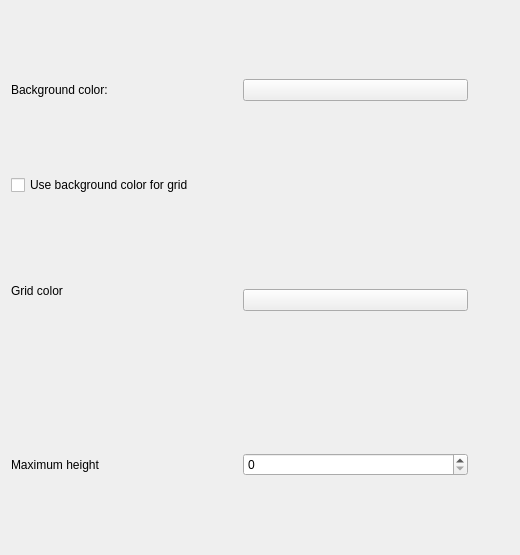
This is prefs_base.ui in Noughmad/Opeke as Qt 5 draws it before an edit. The edited form follows.
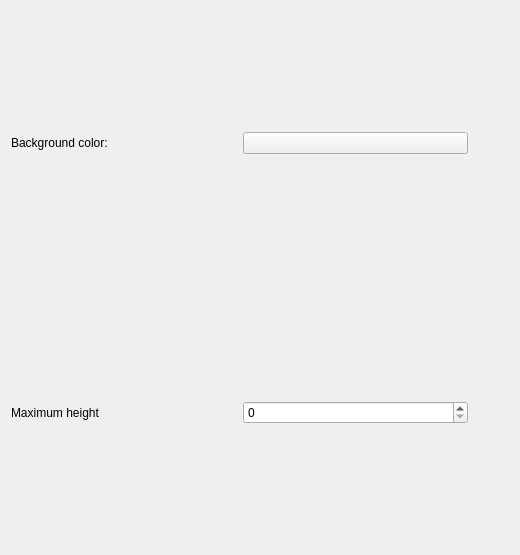
This is the edited form. Custom widgets are drawn as their Qt base class.

Patch:
```diff
--- a/prefs_base.ui
+++ b/prefs_base.ui
@@ -55,69 +55,7 @@
      </property>
     </spacer>
    </item>
-   <item row="1" column="0" colspan="2" >
-    <widget class="QCheckBox" name="kcfg_grid_back" >
-     <property name="text" >
-      <string>Use background color for grid</string>
-     </property>
-    </widget>
-   </item>
-   <item rowspan="2" row="1" column="2" >
-    <spacer>
-     <property name="orientation" >
-      <enum>Qt::Vertical</enum>
-     </property>
-     <property name="sizeHint" >
-      <size>
-       <width>20</width>
-       <height>40</height>
-      </size>
-     </property>
-    </spacer>
-   </item>
-   <item rowspan="2" row="2" column="0" >
-    <widget class="QLabel" name="textLabel2" >
-     <property name="text" >
-      <string>Grid color</string>
-     </property>
-     <property name="wordWrap" >
-      <bool>false</bool>
-     </property>
-    </widget>
-   </item>
-   <item row="3" column="1" >
-    <widget class="KColorButton" name="kcfg_col_grid" >
-     <property name="toolTip" >
-      <string>&lt;html>&lt;head>&lt;meta name="qrichtext" content="1" />&lt;style type="text/css">
-p, li { white-space: pre-wrap; }
-&lt;/style>&lt;/head>&lt;body style=" font-family:'Arial'; font-size:12pt; font-weight:400; font-style:normal;">
-&lt;p style=" margin-top:0px; margin-bottom:0px; margin-left:0px; margin-right:0px; -qt-block-indent:0; text-indent:0px;">Choose a new color for selected bricks&lt;/p>&lt;/body>&lt;/html></string>
-     </property>
-     <property name="whatsThis" >
-      <string>&lt;html>&lt;head>&lt;meta name="qrichtext" content="1" />&lt;style type="text/css">
-p, li { white-space: pre-wrap; }
-&lt;/style>&lt;/head>&lt;body style=" font-family:'Arial'; font-size:12pt; font-weight:400; font-style:normal;">
-&lt;p style=" margin-top:0px; margin-bottom:0px; margin-left:0px; margin-right:0px; -qt-block-indent:0; text-indent:0px;">Change the &lt;span style=" font-weight:600;">selected&lt;/span> color by clicking here and choose the new &lt;span style=" color:#ff0000;">color&lt;/span> in the &lt;span style=" font-style:italic;">color dialog&lt;/span>.&lt;/p>&lt;/body>&lt;/html></string>
-     </property>
-    </widget>
-   </item>
-   <item row="3" column="2" >
-    <spacer>
-     <property name="orientation" >
-      <enum>Qt::Vertical</enum>
-     </property>
-     <property name="sizeType" >
-      <enum>QSizePolicy::Expanding</enum>
-     </property>
-     <property name="sizeHint" >
-      <size>
-       <width>41</width>
-       <height>20</height>
-      </size>
-     </property>
-    </spacer>
-   </item>
-   <item row="4" column="0" >
+   <item row="1" column="0" >
     <widget class="QLabel" name="textLabel1" >
      <property name="text" >
       <string>Maximum height</string>
@@ -127,10 +65,10 @@
      </property>
     </widget>
    </item>
-   <item row="4" column="1" >
-    <widget class="KIntSpinBox" name="kcfg_val_mahx" />
+   <item row="1" column="1" >
+    <widget class="KIntSpinBox" name="kcfg_val_maxh" />
    </item>
-   <item row="4" column="2" >
+   <item row="1" column="2" >
     <spacer>
      <property name="orientation" >
       <enum>Qt::Vertical</enum>
@@ -138,7 +76,7 @@
      <property name="sizeType" >
       <enum>QSizePolicy::Expanding</enum>
      </property>
-     <property name="sizeHint" >
+     <property name="sizeHint" stdset="0" >
       <size>
        <width>41</width>
        <height>20</height>
```
Left out of the diff: 21 changed lines with no effect on the pictures.
